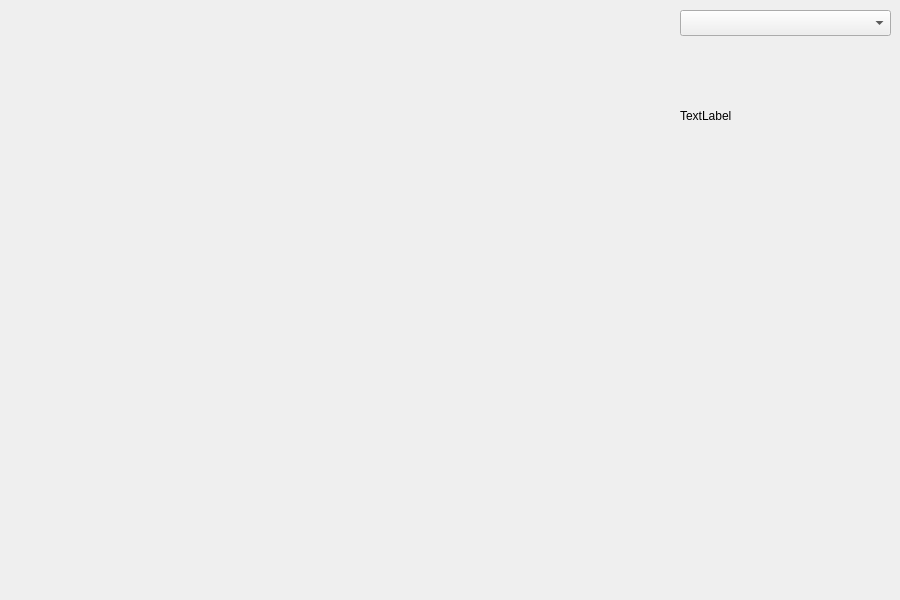
Old version of the form Configurator/resources/gui.ui in the repository root670/dance-pad.
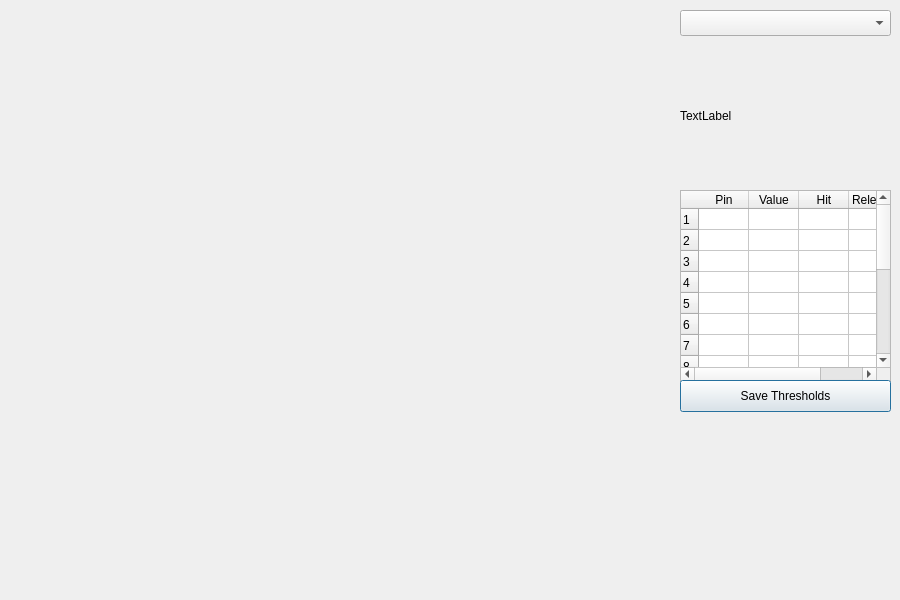
New version of the form. Custom widgets are drawn as their Qt base class.

The edit to the form file:
```diff
--- a/Configurator/resources/gui.ui
+++ b/Configurator/resources/gui.ui
@@ -5,6 +5,9 @@
   <property name="windowModality">
    <enum>Qt::NonModal</enum>
   </property>
+  <property name="enabled">
+   <bool>true</bool>
+  </property>
   <property name="geometry">
    <rect>
     <x>0</x>
@@ -72,6 +75,86 @@
     <bool>true</bool>
    </property>
   </widget>
+  <widget class="ThresholdTable" name="tableThresholds">
+   <property name="geometry">
+    <rect>
+     <x>680</x>
+     <y>190</y>
+     <width>211</width>
+     <height>192</height>
+    </rect>
+   </property>
+   <property name="rowCount">
+    <number>16</number>
+   </property>
+   <property name="columnCount">
+    <number>4</number>
+   </property>
+   <attribute name="horizontalHeaderVisible">
+    <bool>true</bool>
+   </attribute>
+   <attribute name="horizontalHeaderDefaultSectionSize">
+    <number>50</number>
+   </attribute>
+   <attribute name="horizontalHeaderStretchLastSection">
+    <bool>true</bool>
+   </attribute>
+   <attribute name="verticalHeaderDefaultSectionSize">
+    <number>21</number>
+   </attribute>
+   <attribute name="verticalHeaderMinimumSectionSize">
+    <number>21</number>
+   </attribute>
+   <row/>
+   <row/>
+   <row/>
+   <row/>
+   <row/>
+   <row/>
+   <row/>
+   <row/>
+   <row/>
+   <row/>
+   <row/>
+   <row/>
+   <row/>
+   <row/>
+   <row/>
+   <row/>
+   <column>
+    <property name="text">
+     <string>Pin</string>
+    </property>
+   </column>
+   <column>
+    <property name="text">
+     <string>Value</string>
+    </property>
+   </column>
+   <column>
+    <property name="text">
+     <string>Hit</string>
+    </property>
+   </column>
+   <column>
+    <property name="text">
+     <string>Release</string>
+    </property>
+   </column>
+  </widget>
+  <widget class="QPushButton" name="pushButton">
+   <property name="geometry">
+    <rect>
+     <x>680</x>
+     <y>380</y>
+     <width>211</width>
+     <height>32</height>
+    </rect>
+   </property>
+   <property name="text">
+    <string>Save Thresholds</string>
+   </property>
+  </widget>
  </widget>
  <customwidgets>
   <customwidget>
@@ -80,6 +163,11 @@
    <header>pyqtgraph</header>
    <container>1</container>
   </customwidget>
+  <customwidget>
+   <class>ThresholdTable</class>
+   <extends>QTableWidget</extends>
+   <header>widgets.threshold_table</header>
+  </customwidget>
  </customwidgets>
  <resources/>
  <connections/>
```
